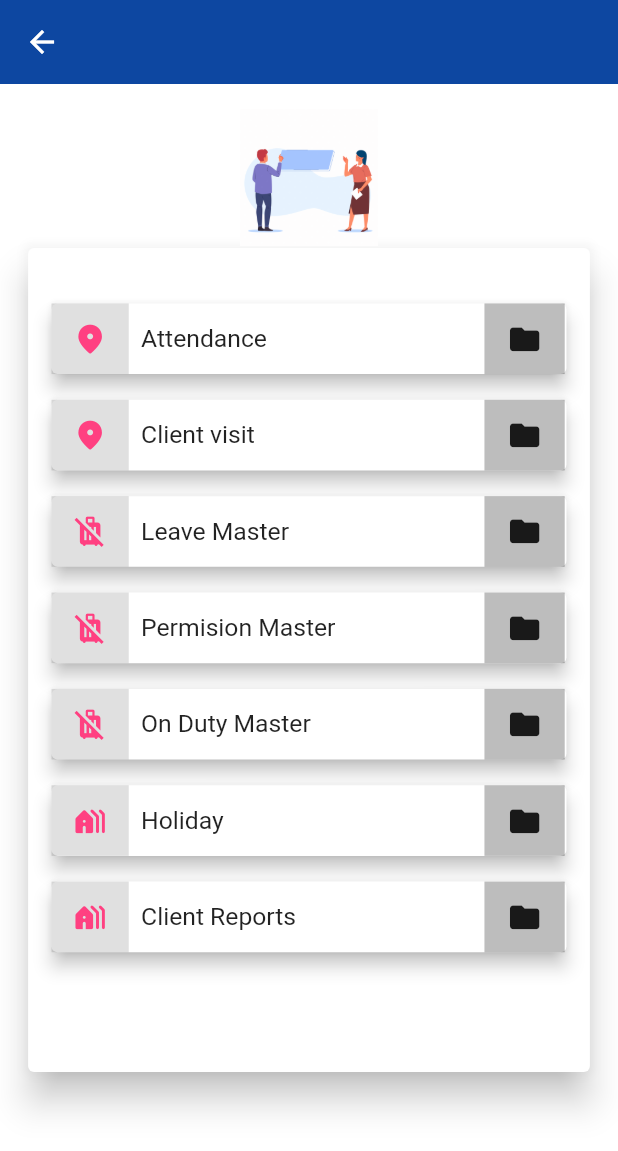
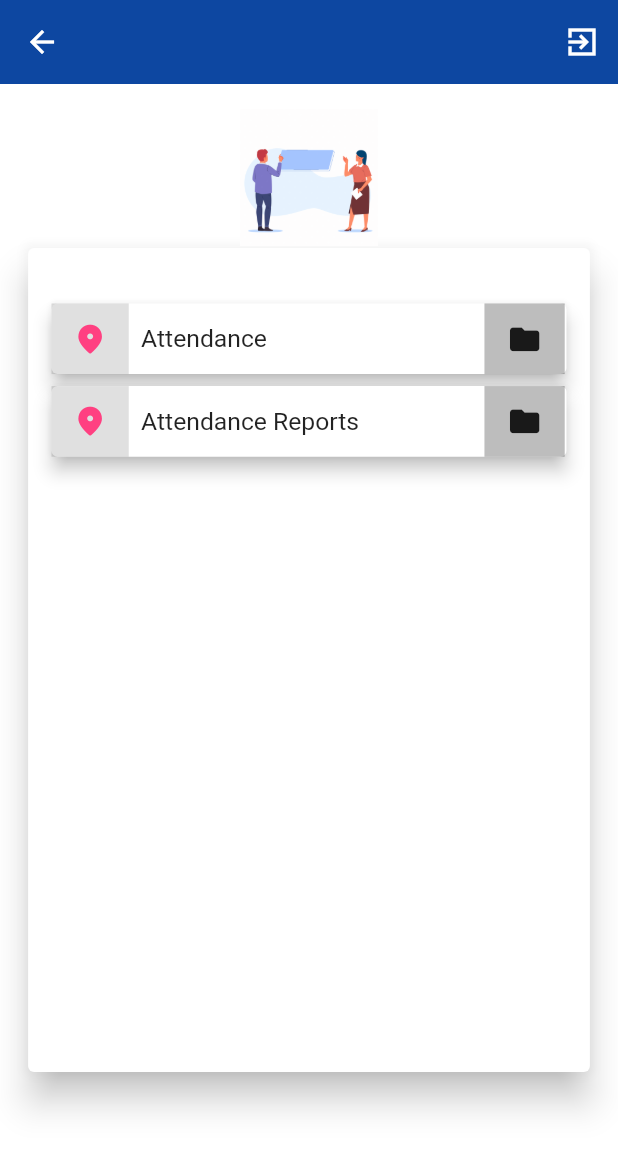
Before and after one commit to Selvamob1997/aspinWall, a Flutter app: the MenuDashPage screen opened by its route, on a phone screen of 412 x 824 dp. Shown: the top 1151 px of the screen. Run offline on Flutter 3.47's test engine with Material 2 defaults, Android fonts, the phone set to English and light mode, and no system bars; our stand-ins replace carousel_slider, dropdown_search, file_picker, fluttertoast, geocoding, geolocator and 8 more; missing offline and left inert: flutter_animated_dialog; accounts and stored records are empty; network calls fail.

Commit message:
28DEC2024

```diff
--- a/lib/app/modules/attendance_page_module/attendance_page_controller.dart
+++ b/lib/app/modules/attendance_page_module/attendance_page_controller.dart
@@ -7,10 +7,8 @@ import 'package:geolocator/geolocator.dart';
 import 'package:get/get.dart';
 import 'package:google_maps_flutter/google_maps_flutter.dart';
 import 'package:intl/intl.dart';
-
 import 'package:location/location.dart' as loc;
 import 'package:shared_preferences/shared_preferences.dart';
-
 import '../../data/repository/_allAPIList.dart';
 import '../../utils/Utilites.dart';
 
@@ -172,6 +170,8 @@ class AttendancePageController extends GetxController{
   }
 
   startattendance(){
+    getintime = DateFormat("hh:mm:ss a").format(DateTime.now());
+    update();
     Allapi.postattendance(true,//isloading,
       1,// formid,
       sessionName,//name,
@@ -216,6 +216,8 @@ class AttendancePageController extends GetxController{
   }
 
   stopattendance(){
+    getintime = DateFormat("hh:mm:ss a").format(DateTime.now());
+    update();
     Allapi.postattendance(true,//isloading,
       2,// formid,
       sessionName,//name,
--- a/lib/app/modules/menu_dash_module/menu_dash_controller.dart
+++ b/lib/app/modules/menu_dash_module/menu_dash_controller.dart
@@ -121,5 +121,9 @@ class MenuDashController extends GetxController{
 
   }
 
+  void appExit() {
+    RouteManageMent.goToLogin();
+  }
+
 
 }
--- a/lib/app/modules/menu_dash_module/menu_dash_page.dart
+++ b/lib/app/modules/menu_dash_module/menu_dash_page.dart
@@ -24,6 +24,11 @@ class MenuDashPage extends GetView<MenuDashController> {
                 ),
                 elevation: 0,
                 backgroundColor: Colors.blue.shade900,
+                actions: [
+                  IconButton(onPressed: (){
+                    controler.appExit();
+                  }, icon: Icon(Icons.exit_to_app_sharp))
+                ],
 
                 // bottom: TabBar(
                 //   controller: controler.tabController,
@@ -104,6 +109,47 @@ class MenuDashPage extends GetView<MenuDashController> {
                                     ),
                                   ),
                                 ),
+                                Card(
+                                  elevation: 5,
+                                  child: Container(
+                                    height: height/17.5,
+                                    width: width/1.2,
+                                    child: Row(
+                                      children: [
+                                        Container(
+                                          height: height/16.6,
+                                          width: width/8,
+                                          color: Colors.black12,
+                                          child: Icon(Icons.location_on_rounded,size: height/35,color: Colors.pinkAccent,),
+                                        ),
+                                        InkWell(
+                                          onTap: (){
+                                            controler.getdashboardNavigation(15);
+                                          },
+                                          child: Container(
+                                            height: height/16.9,
+                                            width: width/1.8,
+                                            alignment: Alignment.centerLeft,
+                                            margin: EdgeInsets.only(left: width/50),
+                                            child: Text("Attendance Reports",style: TextStyle(fontSize: height/50),),
+                                            //color: Colors.red,
+                                          ),
+                                        ),
+                                        InkWell(
+                                          onTap: (){
+                                            controler.getdashboardNavigation(15);
+                                          },
+                                          child: Container(
+                                            height: height/16.6,
+                                            width: width/7.7,
+                                            color: Colors.black26,
+                                            child: Icon(Icons.folder,size: height/35,),
+                                          ),
+                                        ),
+                                      ],
+                                    ),
+                                  ),
+                                ),
                                 // SizedBox(height: height/90,),
                                 // Card(
                                 //   elevation: 5,
@@ -147,7 +193,7 @@ class MenuDashPage extends GetView<MenuDashController> {
                                 //   ),
                                 // ),
 
-                                SizedBox(height: height/90,),
+                               /* SizedBox(height: height/90,),
                                 Card(
                                   elevation: 5,
                                   child: Container(
@@ -476,7 +522,7 @@ class MenuDashPage extends GetView<MenuDashController> {
                                       ),
                                     ),
                                   ),
-                                ),
+                                ),*/
                                 // SizedBox(height: height/90,),
                                 // Card(
                                 //   elevation: 5,
```
Also changed, not shown: lib/app/modules/attendance_reports_module/attendance_reports_page.dart (+23 -9 lines).
